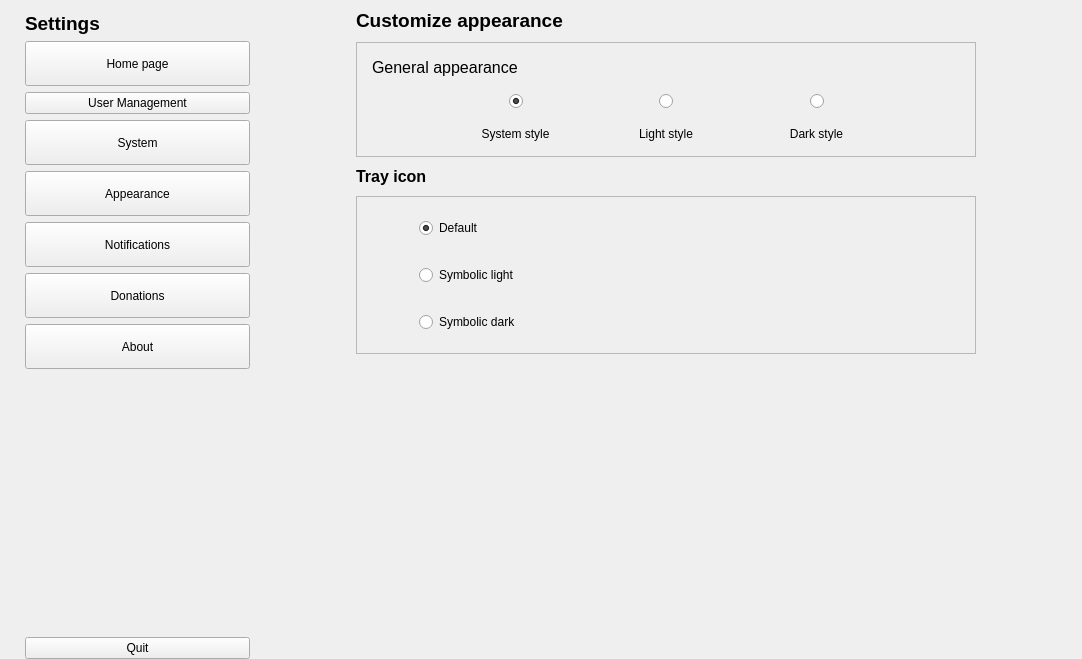
Old version of the form zapzap/view/settings.ui in the repository rafatosta/zapzap.
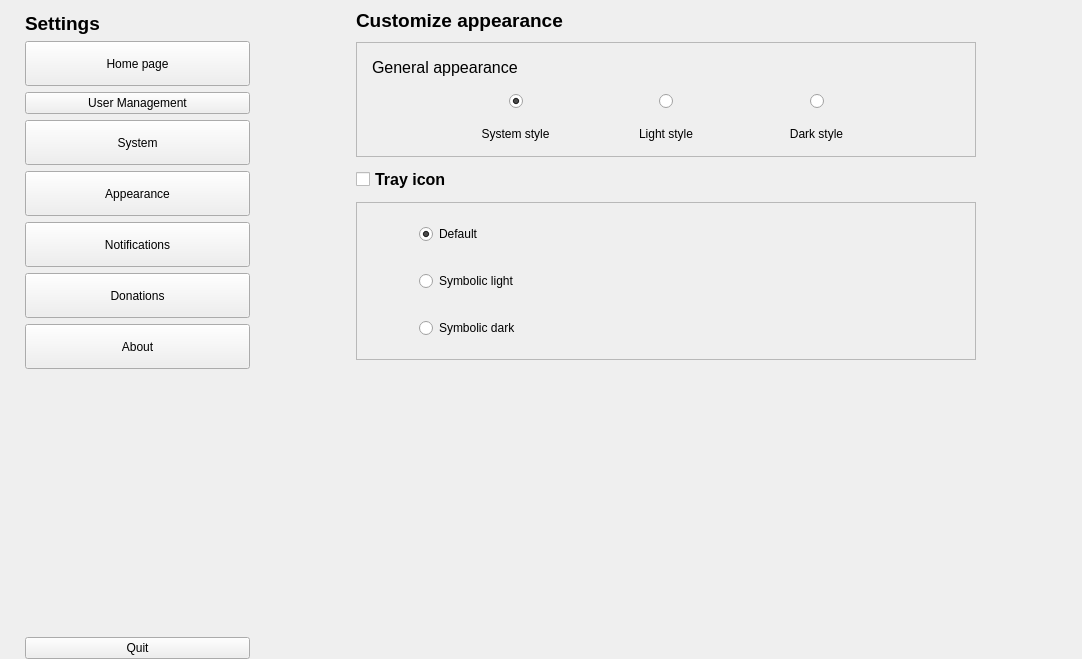
New version of the form. The open tabs and pages were chosen to show the change.

Commit message: Move settings TrayIcon

The edit to the form file:
```diff
--- a/zapzap/view/settings.ui
+++ b/zapzap/view/settings.ui
@@ -456,13 +456,6 @@
                       </property>
                      </widget>
                     </item>
-                    <item>
-                     <widget class="QCheckBox" name="disableTrayIcon">
-                      <property name="text">
-                       <string>Disable tray icon</string>
-                      </property>
-                     </widget>
-                    </item>
                    </layout>
                   </widget>
                  </item>
@@ -747,8 +740,8 @@
            <rect>
             <x>0</x>
             <y>0</y>
-            <width>636</width>
-            <height>377</height>
+            <width>832</width>
+            <height>659</height>
            </rect>
           </property>
           <layout class="QVBoxLayout" name="verticalLayout_33">
@@ -1103,13 +1096,7 @@
                 </widget>
                </item>
                <item>
-                <widget class="QLabel" name="label_6">
-                 <property name="sizePolicy">
-                  <sizepolicy hsizetype="Preferred" vsizetype="Fixed">
-                   <horstretch>0</horstretch>
-                   <verstretch>0</verstretch>
-                  </sizepolicy>
-                 </property>
+                <widget class="QCheckBox" name="disableTrayIcon">
                  <property name="font">
                   <font>
                    <pointsize>12</pointsize>
```
Left out of the diff: 22 changed lines with no effect on the pictures. The commit also changes 3 other files.
